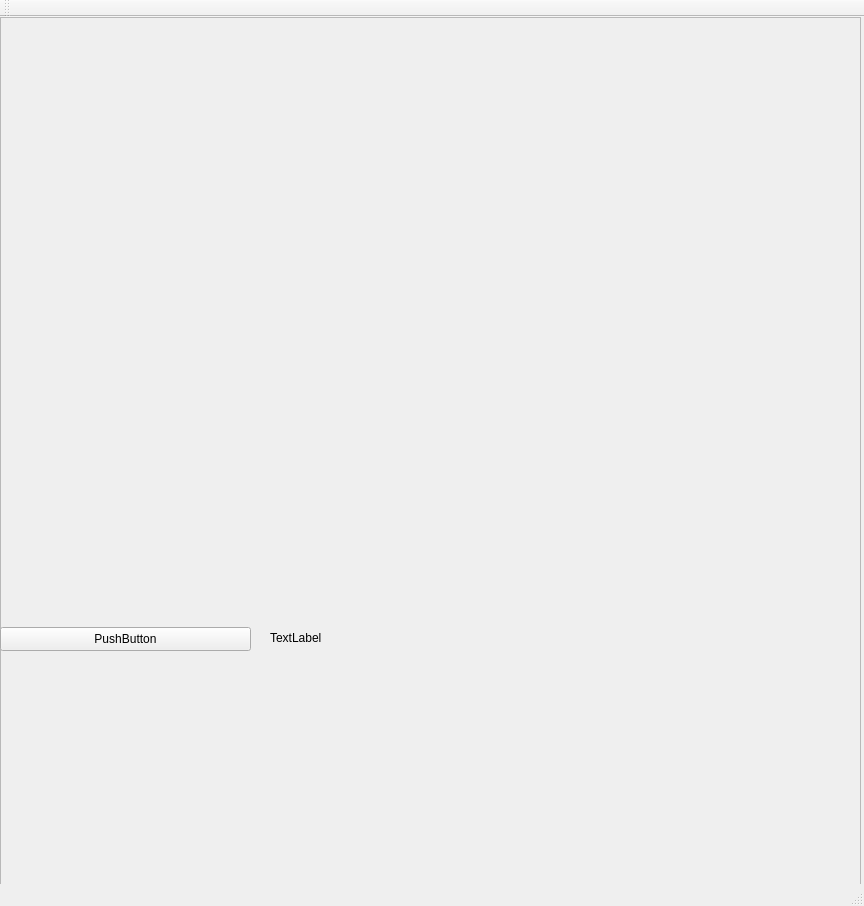
Above: candycrush_bootleg2/Gui.ui from Commoned/candycrush_bt before the change. Below: the same form after it.
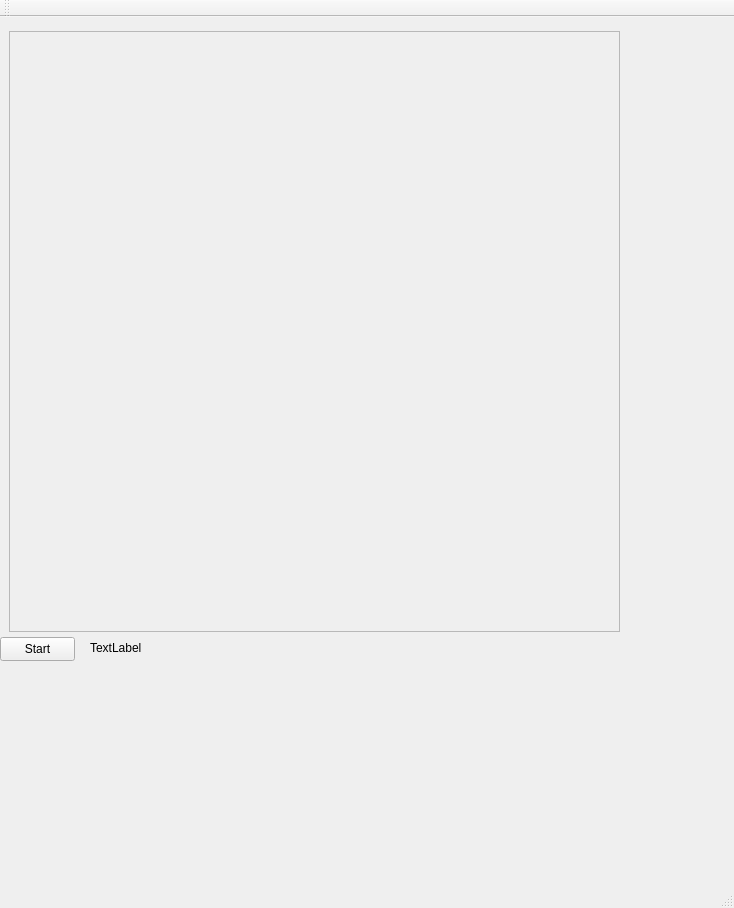
That is the form after the change.

Diff of the .ui file:
```diff
--- a/candycrush_bootleg2/Gui.ui
+++ b/candycrush_bootleg2/Gui.ui
@@ -6,8 +6,8 @@
    <rect>
     <x>0</x>
     <y>0</y>
-    <width>864</width>
-    <height>906</height>
+    <width>734</width>
+    <height>908</height>
    </rect>
   </property>
   <property name="windowTitle">
@@ -17,10 +17,10 @@
    <widget class="QFrame" name="frame">
     <property name="geometry">
      <rect>
-      <x>0</x>
-      <y>0</y>
-      <width>861</width>
-      <height>986</height>
+      <x>9</x>
+      <y>14</y>
+      <width>611</width>
+      <height>601</height>
      </rect>
     </property>
     <property name="sizePolicy">
@@ -50,45 +50,25 @@
     <property name="lineWidth">
      <number>0</number>
     </property>
-    <layout class="QVBoxLayout" name="verticalLayout">
-     <property name="spacing">
-      <number>0</number>
-     </property>
-     <property name="sizeConstraint">
-      <enum>QLayout::SetNoConstraint</enum>
-     </property>
-     <property name="leftMargin">
-      <number>0</number>
-     </property>
-     <property name="topMargin">
-      <number>0</number>
-     </property>
-     <property name="rightMargin">
-      <number>0</number>
-     </property>
-     <property name="bottomMargin">
-      <number>0</number>
-     </property>
-    </layout>
    </widget>
    <widget class="QPushButton" name="pushButton">
     <property name="geometry">
      <rect>
       <x>0</x>
-      <y>610</y>
-      <width>251</width>
+      <y>620</y>
+      <width>75</width>
       <height>24</height>
      </rect>
     </property>
     <property name="text">
-     <string>PushButton</string>
+     <string>Start</string>
     </property>
    </widget>
    <widget class="QLabel" name="label">
     <property name="geometry">
      <rect>
-      <x>270</x>
-      <y>610</y>
+      <x>90</x>
+      <y>620</y>
       <width>271</width>
       <height>21</height>
      </rect>
```
Left out of the diff: 4 changed lines with no effect on the pictures.
